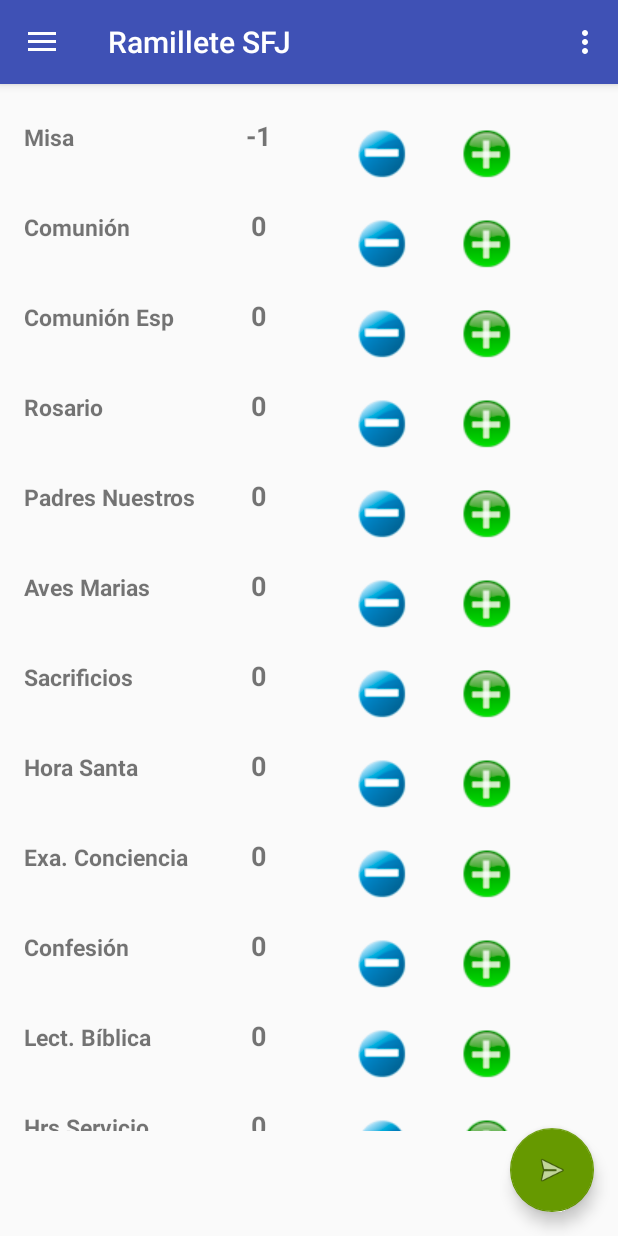
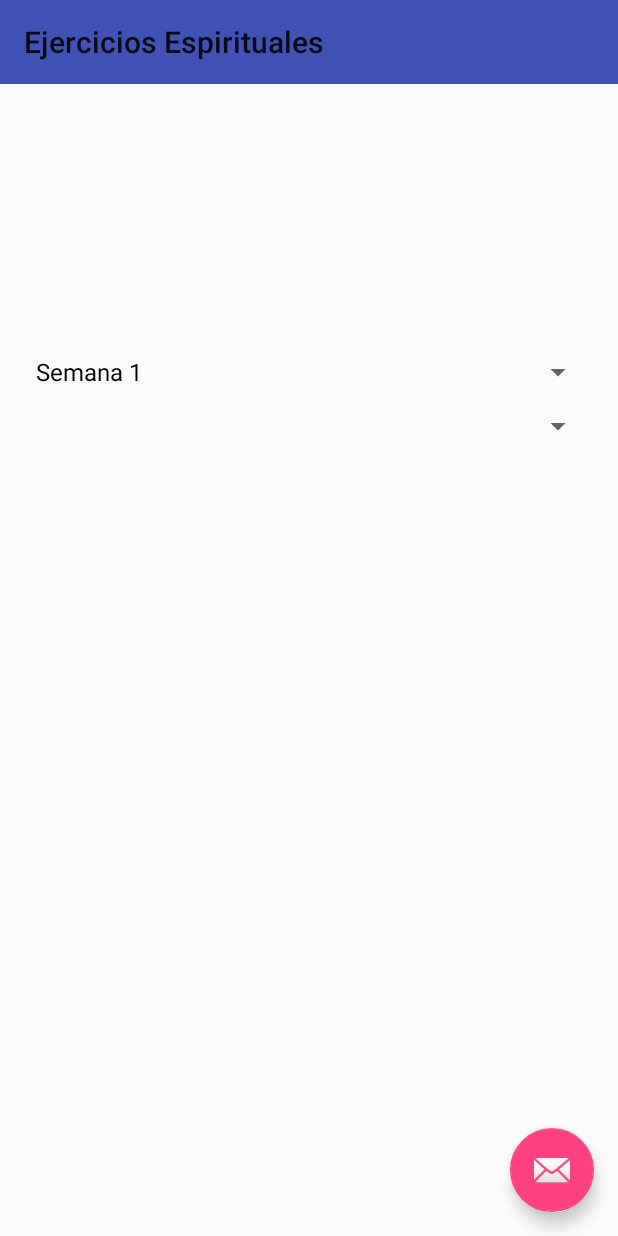
Before and after one commit to julius5/RamilleteSFJ, an Android app: the screen it shows after launch (MainActivity before the commit, ejercicios_esp after it), in the side drawer, after a tap on "Ejercicios Espirituales", on a phone screen of 412 x 824 dp. Run offline under Robolectric (Android 15) with nearby library versions, the phone set to English and light mode, and no system bars; 3 statements that could not run were skipped.

Commit message:
Ya esta la clase de Ramillete pero no jala

```diff
--- a/app/src/main/java/com/ramillete/sfj/ramilletesfj/MainActivity.java
+++ b/app/src/main/java/com/ramillete/sfj/ramilletesfj/MainActivity.java
@@ -1,20 +1,16 @@
 package com.ramillete.sfj.ramilletesfj;
 
 import android.app.AlertDialog;
-import android.app.Dialog;
 import android.content.Context;
 import android.content.DialogInterface;
 import android.content.Intent;
 import android.content.SharedPreferences;
-import android.graphics.drawable.Drawable;
 import android.net.Uri;
 import android.os.Build;
 import android.os.Bundle;
 import android.support.annotation.RequiresApi;
 import android.support.design.widget.FloatingActionButton;
-import android.support.design.widget.Snackbar;
 import android.util.Log;
-import android.view.LayoutInflater;
 import android.view.View;
 import android.support.design.widget.NavigationView;
 import android.support.v4.view.GravityCompat;
@@ -34,11 +30,6 @@ import com.google.android.gms.appindexing.AppIndex;
 import com.google.android.gms.appindexing.Thing;
 import com.google.android.gms.common.api.GoogleApiClient;
 
-import java.util.regex.Pattern;
-
-import static com.ramillete.sfj.ramilletesfj.R.string.password;
-import static com.ramillete.sfj.ramilletesfj.R.string.username;
-
 public class MainActivity extends AppCompatActivity
         implements NavigationView.OnNavigationItemSelectedListener, View.OnClickListener {
 
@@ -46,7 +37,7 @@ public class MainActivity extends AppCompatActivity
     public TextView Misa, Comunion, ComuEsp, Rosa, Sacri, HrSanta, ExaConci, Confe, Biblia, HrsServicio, RosaMisio, Cel;
     public TextView Ayuno, BendicionMesa, ObrasEsp, ObrasCorp, Coronilla, Caridad, PadreNuestro, AveMaria;
     public String datos;
-    public String mCel,nombreUs;
+    public String mCel,nombreUs, correo;
 
     boolean cargar = false;
     /**
@@ -90,9 +81,9 @@ public class MainActivity extends AppCompatActivity
         cargarPreferencias();
         SharedPreferences misDatos = getSharedPreferences("DatosUsuario", Context.MODE_PRIVATE);
         //Cel.setText(misDatos.getString("Telefono", "6142276865"));
-        mCel=misDatos.getString("Telefono", "0");
-        nombreUs=misDatos.getString("Nombre", "0");
-
+        mCel=misDatos.getString("Telefono", "");
+        nombreUs=misDatos.getString("Nombre", "");
+        correo=misDatos.getString("email","");
 
         //((TextView) findViewById(R.id.txtConMisa)).setText();
 
@@ -545,6 +536,10 @@ public class MainActivity extends AppCompatActivity
             resTodo();
         } else if (id == R.id.itm_Ejercicios) {
             //Opcion de Ejercicios Espirituales
+            Intent ListSong = new Intent(getApplicationContext(), ejercicios_esp.class);
+            startActivity(ListSong);
+            finish();
+
 
         } else if (id == R.id.itm_Guardar) {
             //Opcion de guardar
@@ -566,6 +561,11 @@ public class MainActivity extends AppCompatActivity
                             });
             AlertDialog alert = builder.create();
             alert.show();
+        }  else if (id == R.id.itm_instrucciones){
+
+
+            //Pendiente de configurar
+
         } else if (id == R.id.itm_Configurar) {
             //Configuracion
 
@@ -578,8 +578,10 @@ public class MainActivity extends AppCompatActivity
             final View mView = getLayoutInflater().inflate(R.layout.configuracion,null);
             final EditText mUser = (EditText) mView.findViewById(R.id.userNombre);
             final EditText mPhone = (EditText) mView.findViewById(R.id.phone);
+            final EditText mCorreo = (EditText) mView.findViewById(R.id.correo);
             mUser.setText(nombreUs);
             mPhone.setText(mCel);
+            mCorreo.setText(correo);
 
 
             Button mSaveConfi = (Button) mView.findViewById(R.id.btnSaveConfig);
@@ -589,10 +591,12 @@ public class MainActivity extends AppCompatActivity
                 public void onClick(View v) {
                     mCel= ""+((EditText) mView.findViewById(R.id.phone)).getText();
                     nombreUs =""+((EditText) mView.findViewById(R.id.userNombre)).getText();
+                    correo = ""+((EditText) mView.findViewById(R.id.correo)).getText();
                     SharedPreferences misPreferencias = getSharedPreferences("DatosUsuario", Context.MODE_PRIVATE);
                     SharedPreferences.Editor editor = misPreferencias.edit();
                     editor.putString("Telefono", mCel);
                     editor.putString("Nombre", ""+nombreUs);
+                    editor.putString("email", ""+correo);
                     editor.commit();
                     Intent ListSong = new Intent(getApplicationContext(), MainActivity.class);
                     startActivity(ListSong);
@@ -642,11 +646,14 @@ public class MainActivity extends AppCompatActivity
             datos = datos.replaceAll("PadreNuestro", "Padres Nuestros");
             datos = datos.replaceAll("AveMaria", "Aves Marias");
 
+
+
+
             Intent emailIntent = new Intent(Intent.ACTION_SENDTO, Uri.fromParts(
-                    "mailto","insert your email here", null));
+                    "mailto",correo, null));
             emailIntent.putExtra(Intent.EXTRA_SUBJECT, "Ramillete de "+nombreUs);
             emailIntent.putExtra(Intent.EXTRA_TEXT, ""+ datos);
-            startActivity(Intent.createChooser(emailIntent, "Send email..."));
+            startActivity(Intent.createChooser(emailIntent, "Selecciona Aplicación"));
 
             /*
             Intent emailIntent = new Intent(Intent.ACTION_SEND);
--- /dev/null
+++ b/app/src/main/java/com/ramillete/sfj/ramilletesfj/ejercicios_esp.java
@@ -0,0 +1,119 @@
+package com.ramillete.sfj.ramilletesfj;
+
+import android.content.Intent;
+import android.os.Bundle;
+import android.support.design.widget.FloatingActionButton;
+import android.support.design.widget.Snackbar;
+import android.support.v7.app.AppCompatActivity;
+import android.support.v7.widget.Toolbar;
+import android.util.Log;
+import android.view.View;
+import android.widget.AdapterView;
+import android.widget.ArrayAdapter;
+import android.widget.Spinner;
+import android.widget.TextView;
+
+import com.ramillete.sfj.ramilletesfj.MainActivity;
+import com.ramillete.sfj.ramilletesfj.R;
+
+public class ejercicios_esp extends AppCompatActivity implements AdapterView.OnItemSelectedListener, AdapterView.OnItemClickListener {
+    Spinner spSemana, spDia;
+    TextView ejercicios;
+    ArrayAdapter<String> aaSemana, aaDia;
+    String [] opSemana = new String [] {"Semana 1", "Semana 2","Semana 3", "Semana 4","Semana 5", "Semana 6","Semana 7", "Semana 8"};
+    String [] opDia = new String [] {"Día 1", "Día 2","Día 3", "Día 4","Día 5", "Día 6","Día 7"};
+
+    @Override
+    protected void onCreate(Bundle savedInstanceState) {
+        super.onCreate(savedInstanceState);
+        setContentView(R.layout.activity_ejercicios_esp);
+        Toolbar toolbar = (Toolbar) findViewById(R.id.toolbar);
+        setSupportActionBar(toolbar);
+
+        ejercicios = (TextView) findViewById(R.id.textViewEjercicios);
+
+
+        spSemana = (Spinner) findViewById(R.id.spinnerSemana);
+        spDia = (Spinner) findViewById(R.id.spinnerDia);
+
+        spSemana.setOnItemSelectedListener(this);
+        //spDia.setOnItemClickListener((AdapterView.OnItemClickListener) this);
+//Estilos de Spinners
+        //aaSemana = new ArrayAdapter<String>(this,android.R.layout.simple_spinner_item,opSemana);
+        aaSemana = new ArrayAdapter<String>(this,android.R.layout.simple_spinner_dropdown_item,opSemana);
+        aaDia = new ArrayAdapter<String>(this,android.R.layout.simple_spinner_item,opDia);
+
+
+        spSemana.setAdapter(aaSemana);
+        //spDia.setAdapter(aaDia);
+
+   }
+
+    @Override
+    public void onItemSelected(AdapterView<?> parent, View view, int position, long id) {
+            switch (parent.getId()){
+            case R.id.spinnerSemana:
+               int selecc = spSemana.getSelectedItemPosition();
+                Log.d("SeleccDia",spSemana.toString());
+                switch (selecc){
+                    case 0: //spDia.setAdapter(aaDia);
+                        int seleccDia = spDia.getSelectedItemPosition();
+                        switch (seleccDia){
+                            case 0: {
+                                ejercicios.setText("Hola Mundo desde 1");
+                                break;
+                            }
+                            case 1:{
+                                ejercicios.setText("Hola Mundo desde 2");
+                                break;
+                            }
+                        }
+
+                        break;
+                    case 1: spDia.setAdapter(aaDia);
+                        int seleccDia2 = spSemana.getSelectedItemPosition();
+                        switch (seleccDia2){
+                            case 0: ejercicios.setText("CUARTO DIA\n" +
+                                    "1.- Estamos salvados. Pertenecemos a Dios. Nunca estamos solos.\n" +
+                                    "2.- Sentimiento es todo aquello que sentimos: lo que vemos, oímos, hablamos, tocamos. Todo lo que va quedando en nosotros. Luego se reproduce con frecuencia: son los sentimientos: así la antipatía o la simpatía; los sentimientos egoístas o de generosidad; la estima o el rechazo. La compasión.\n" +
+                                    "¿Qué sentimientos negativos tengo en mí?\n" +
+                                    "¿Qué sentimientos positivos tengo?\n" +
+                                    "¿Qué es lo que prevalece?\n" +
+                                    "Después de reflexionar con calma, escribe.\n" +
+                                    "3.- Estamos hechos para gozar:  \n" +
+                                    "¿Por  qué no gozo?\n" +
+                                    "¿Qué me falta?\n" +
+                                    "Piensa en lo que contestarías a estas preguntas. Si una persona te diera  esas contestaciones, tú, ¿qué le dirías? ESCRIBE.\n" +
+                                    "4.- Lee despacio. Repite lo que mas te guste. Reza con alguno de estos tres salmos:\n" +
+                                    "            Nº 8:                Bondad de Dios\n" +
+                                    "            Nº 104:            Gloria de Dios.\n" +
+                                    "            Nº 139:            “Tú me has examinado y me conoces”.\n" +
+                                    " Quédate con el versículo que más te guste. Repítelo, SABORÉALO.\n" +
+                                    "            Da gracias por esta hora\n" +
+                                    "            Escribe alguna conclusión, lo que sientas AHORA.\n" +
+                                    "5.- Ayúdame a tener como objetivos de mi vida:\n" +
+                                    "-\tFidelidad a la oración, aunque no tenga consolación.\n" +
+                                    "-\tHacer tu voluntad, aunque no sienta estima en los demás.\n" +
+                                    "-\tTener una caridad sin fronteras.\n" +
+                                    "\n" +
+                                    "(Y termino como cada día.)");
+                        }
+
+                        break;
+                }
+
+
+        }
+
+    }
+
+    @Override
+    public void onNothingSelected(AdapterView<?> parent) {
+
+    }
+
+    @Override
+    public void onItemClick(AdapterView<?> parent, View view, int position, long id) {
+
+    }
+}
--- /dev/null
+++ b/app/src/main/res/layout/activity_ejercicios_esp.xml
@@ -0,0 +1,34 @@
+<?xml version="1.0" encoding="utf-8"?>
+<android.support.design.widget.CoordinatorLayout xmlns:android="http://schemas.android.com/apk/res/android"
+    xmlns:app="http://schemas.android.com/apk/res-auto"
+    xmlns:tools="http://schemas.android.com/tools"
+    android:layout_width="match_parent"
+    android:layout_height="match_parent"
+    android:fitsSystemWindows="true"
+    tools:context="com.ramillete.sfj.ramilletesfj.ejercicios_esp">
+
+    <android.support.design.widget.AppBarLayout
+        android:layout_width="match_parent"
+        android:layout_height="wrap_content"
+        android:theme="@style/AppTheme.AppBarOverlay">
+
+    </android.support.design.widget.AppBarLayout>
+
+    <include layout="@layout/content_ejercicios_esp" />
+
+    <android.support.design.widget.FloatingActionButton
+        android:id="@+id/fab"
+        android:layout_width="wrap_content"
+        android:layout_height="wrap_content"
+        android:layout_gravity="bottom|end"
+        android:layout_margin="@dimen/fab_margin"
+        app:srcCompat="@android:drawable/ic_dialog_email" />
+
+    <android.support.v7.widget.Toolbar
+        android:id="@+id/toolbar"
+        android:layout_width="match_parent"
+        android:layout_height="?attr/actionBarSize"
+        android:background="?attr/colorPrimary"
+        app:popupTheme="@style/AppTheme.PopupOverlay" />
+
+</android.support.design.widget.CoordinatorLayout>
--- /dev/null
+++ b/app/src/main/res/layout/content_ejercicios_esp.xml
@@ -0,0 +1,45 @@
+<?xml version="1.0" encoding="utf-8"?>
+<RelativeLayout xmlns:android="http://schemas.android.com/apk/res/android"
+    xmlns:app="http://schemas.android.com/apk/res-auto"
+    xmlns:tools="http://schemas.android.com/tools"
+    android:id="@+id/content_ejercicios_esp"
+    android:layout_width="match_parent"
+    android:layout_height="match_parent"
+    android:paddingBottom="@dimen/activity_vertical_margin"
+    android:paddingLeft="@dimen/activity_horizontal_margin"
+    android:paddingRight="@dimen/activity_horizontal_margin"
+    android:paddingTop="@dimen/activity_vertical_margin"
+    app:layout_behavior="@string/appbar_scrolling_view_behavior"
+    tools:context="com.ramillete.sfj.ramilletesfj.ejercicios_esp"
+    tools:showIn="@layout/activity_ejercicios_esp">
+
+    <LinearLayout
+        android:orientation="vertical"
+        android:layout_width="match_parent"
+        android:layout_height="match_parent"
+        android:layout_alignParentBottom="true"
+        android:layout_alignParentLeft="true"
+        android:layout_alignParentStart="true"
+        android:layout_alignParentTop="true"
+        android:layout_marginTop="208dp"
+        android:weightSum="1">
+
+        <Spinner
+            android:layout_width="match_parent"
+            android:layout_height="wrap_content"
+            android:id="@+id/spinnerSemana"
+            style="@style/Widget.AppCompat.Light.Spinner.DropDown.ActionBar" />
+
+        <Spinner
+            android:layout_width="match_parent"
+            android:layout_height="wrap_content"
+            android:id="@+id/spinnerDia" />
+
+        <TextView
+            android:layout_width="match_parent"
+            android:layout_height="wrap_content"
+            android:id="@+id/textViewEjercicios"
+            android:layout_weight="0.78" />
+
+    </LinearLayout>
+</RelativeLayout>
--- a/app/src/main/res/menu/activity_main_drawer.xml
+++ b/app/src/main/res/menu/activity_main_drawer.xml
@@ -18,6 +18,10 @@
             android:id="@+id/itm_AcercaDe"
             android:icon="@android:drawable/ic_menu_info_details"
             android:title="Acerca de" />
+        <item
+            android:id="@+id/itm_instrucciones"
+            android:icon="@android:drawable/ic_menu_info_details"
+            android:title="Tutorial" />
         <item
             android:id="@+id/itm_Configurar"
             android:icon="@drawable/ic_menu_manage"
--- a/app/src/main/res/values/strings.xml
+++ b/app/src/main/res/values/strings.xml
@@ -4,6 +4,7 @@
     <string name="navigation_drawer_open">Open navigation drawer</string>
     <string name="navigation_drawer_close">Close navigation drawer</string>
     <string name="action_settings">Settings</string>
-    <string name="username" />
+    <string name="username">Usuario</string>
     <string name="password" />
+    <string name="title_activity_ejercicios_esp">Ejercicios Espirituales</string>
 </resources>
```
Also changed, not shown: app/src/main/AndroidManifest.xml (+17 -5 lines).
